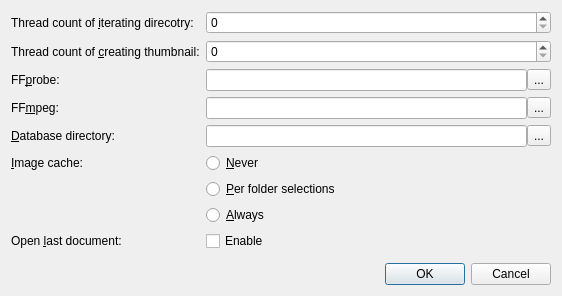
ambiesoft/SceneExplorer, file src/option.ui: the form before one commit.
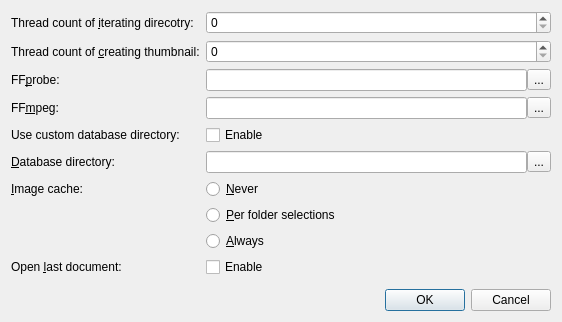
The form after the commit.

```diff
--- a/src/option.ui
+++ b/src/option.ui
@@ -7,7 +7,7 @@
     <x>0</x>
     <y>0</y>
     <width>562</width>
-    <height>292</height>
+    <height>305</height>
    </rect>
   </property>
   <property name="windowTitle">
@@ -40,7 +40,7 @@
    <item row="3" column="1">
     <widget class="QSpinBox" name="spinBoxThumb"/>
    </item>
-   <item row="8" column="0">
+   <item row="9" column="0">
     <widget class="QLabel" name="label">
      <property name="text">
       <string>&amp;Image cache:</string>
@@ -50,7 +50,7 @@
      </property>
     </widget>
    </item>
-   <item row="15" column="1">
+   <item row="16" column="1">
     <widget class="QDialogButtonBox" name="buttonBox">
      <property name="orientation">
       <enum>Qt::Horizontal</enum>
@@ -60,7 +60,7 @@
      </property>
     </widget>
    </item>
-   <item row="13" column="1">
+   <item row="14" column="1">
     <spacer name="verticalSpacer">
      <property name="orientation">
       <enum>Qt::Vertical</enum>
@@ -73,28 +73,28 @@
      </property>
     </spacer>
    </item>
-   <item row="8" column="1">
+   <item row="9" column="1">
     <widget class="QRadioButton" name="rbICNever">
      <property name="text">
       <string>&amp;Never</string>
      </property>
     </widget>
    </item>
-   <item row="9" column="1">
+   <item row="10" column="1">
     <widget class="QRadioButton" name="rbICPerfolder">
      <property name="text">
       <string>&amp;Per folder selections</string>
      </property>
     </widget>
    </item>
-   <item row="10" column="1">
+   <item row="11" column="1">
     <widget class="QRadioButton" name="rbICAlways">
      <property name="text">
       <string>&amp;Always</string>
      </property>
     </widget>
    </item>
-   <item row="7" column="0">
+   <item row="8" column="0">
     <widget class="QLabel" name="labelDBDir">
      <property name="text">
       <string>&amp;Database directory:</string>
@@ -104,7 +104,7 @@
      </property>
     </widget>
    </item>
-   <item row="7" column="1">
+   <item row="8" column="1">
     <layout class="QHBoxLayout" name="hlDatabaseDir">
      <property name="spacing">
       <number>0</number>
@@ -121,14 +121,14 @@
      </item>
     </layout>
    </item>
-   <item row="12" column="1">
+   <item row="13" column="1">
     <widget class="QCheckBox" name="chkOpenLastDocument">
      <property name="text">
       <string>Enable</string>
      </property>
     </widget>
    </item>
-   <item row="12" column="0">
+   <item row="13" column="0">
     <widget class="QLabel" name="labelOpenLastDocument">
      <property name="text">
       <string>Open &amp;last document:</string>
@@ -192,6 +192,23 @@
      </item>
     </layout>
    </item>
+   <item row="7" column="0">
+    <widget class="QLabel" name="label_useCustomDatabase">
+     <property name="text">
+      <string>Use custom database directory:</string>
+     </property>
+     <property name="buddy">
+      <cstring>chkUseCustomDatabaseDirectory</cstring>
+     </property>
+    </widget>
+   </item>
+   <item row="7" column="1">
+    <widget class="QCheckBox" name="chkUseCustomDatabaseDirectory">
+     <property name="text">
+      <string>Enable</string>
+     </property>
+    </widget>
+   </item>
   </layout>
  </widget>
  <tabstops>
```
Left out of the diff: 9 changed lines with no effect on the pictures.
